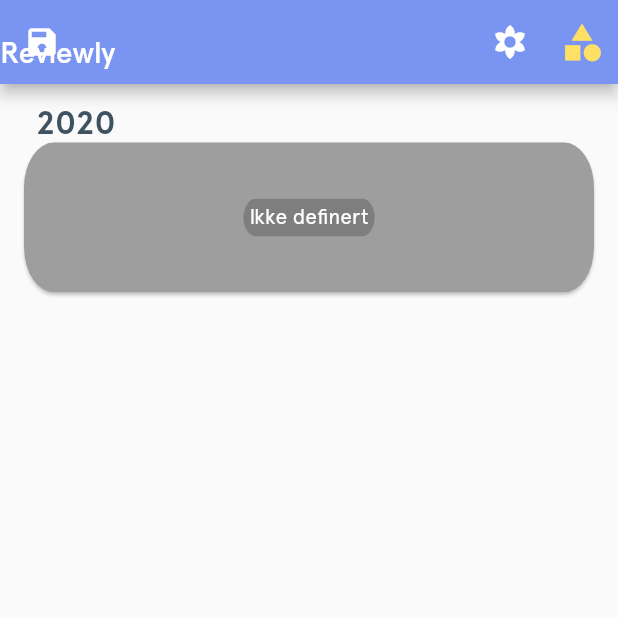
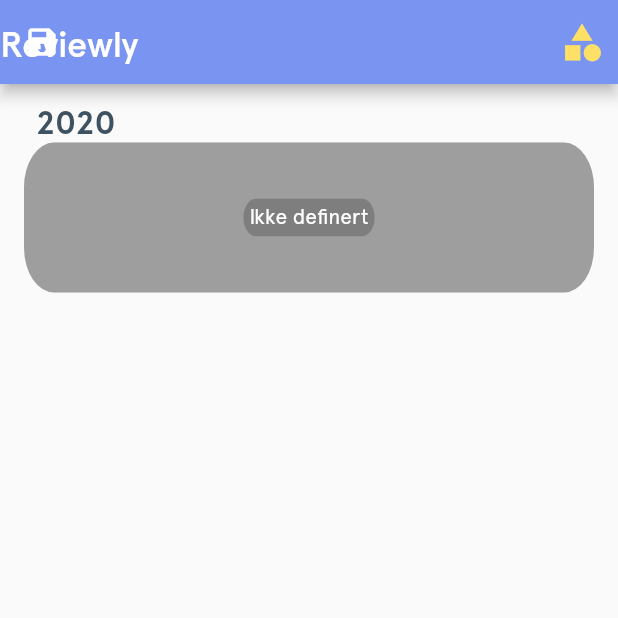
Before and after one commit to ulrikhaaland/perspektiv, a Flutter app: the Reviewables screen opened directly, on a phone screen of 412 x 824 dp, the top half of it. Run offline on Flutter 3.47's test engine with Material 2 defaults, Android fonts, the light colour scheme and no system bars; our stand-ins replace shared_preferences, webview_flutter; missing offline and left inert: spotify; accounts and stored records are empty; generated files the repository leaves out were written again.

Commit message:
minor view fixes, add scrollController behavior in reviewPage

```diff
--- a/lib/main.dart
+++ b/lib/main.dart
@@ -83,8 +83,9 @@ class MyApp extends StatelessWidget {
             DividerThemeData(indent: 0, endIndent: 0, thickness: 1, space: 1),
         primarySwatch: Colors.blue,
       ),
-      home: Spotify(),
-      // Reviewables(),
+      home:
+          //  Spotify(),
+          Reviewables(),
     );
   }
 }
--- a/lib/review/ReviewInput.dart
+++ b/lib/review/ReviewInput.dart
@@ -40,6 +40,7 @@ class ReviewInput extends StatelessWidget {
 
           comment.comment = val;
         },
+        autocorrect: false,
         autofocus: comment.init,
         style: TextStyle(
             color: colorTextGrey, fontStyle: FontStyle.italic, fontSize: 16),
@@ -59,7 +60,6 @@ class ReviewInput extends StatelessWidget {
           hintText: comment.label,
           counterStyle: TextStyle(color: colorLeBleu),
           focusedBorder: UnderlineInputBorder(
-
               borderSide: BorderSide(
             width: 2,
             color: colorLeBleu,
--- a/lib/review/ReviewListItem.dart
+++ b/lib/review/ReviewListItem.dart
@@ -126,13 +126,9 @@ class ReviewListItemState extends State<ReviewListItem> {
         ),
       );
 
-    return Card(
-      margin: EdgeInsets.symmetric(horizontal: widget.size == null ? 16 : 0),
-      color: widget.pageTitle != null ? colorLeBleu : Colors.white,
-      shape: RoundedRectangleBorder(
-          borderRadius: BorderRadius.all(Radius.elliptical(20, 30))),
-      child: _subCategoryItems,
-    );
+    if (widget.size == null)
+      return Align(alignment: Alignment.center, child: _subCategoryItems);
+      else return _subCategoryItems;
   }
 
   Widget _getSubCategoryItem(SubCategory sub) {
@@ -171,8 +167,7 @@ class ReviewListItemState extends State<ReviewListItem> {
 
     double maxWidth = size.width;
 
-    if(widget.size == null) maxWidth -= 32;
-
+    if (widget.size == null) maxWidth -= 32;
 
     double widthAsPercentage =
         ((maxWidth / theCategoryView.subCategories.length) / 100);
--- a/lib/review/Reviewables.dart
+++ b/lib/review/Reviewables.dart
@@ -95,15 +95,7 @@ class _ReviewablesState extends State<Reviewables> {
                   _reviewBloc.saveReviews();
                 }),
             actions: <Widget>[
-              IconButton(
-                  icon: Icon(
-                    Icons.filter_vintage,
-                    color: isColorDark(colorLeBleu),
-                  ),
-                  onPressed: () {
-                    _categoriesBloc.saveCategories();
-                    _reviewBloc.saveReviews();
-                  }),
+
               IconButton(
                 icon: Icon(
                   Icons.category,
@@ -332,10 +324,14 @@ class _ReviewablesState extends State<Reviewables> {
 
         break;
     }
-    Widget titleText = Text(
+    Widget titleText =
+    Padding(
+      padding: EdgeInsets.only(bottom: 4),
+      child:
+    Text(
       _getAppBarTitleText(),
-      style: TextStyle(color: Colors.white),
-    );
+      style: TextStyle(color: Colors.white, fontSize: 24),
+    ));
     if (review == null) {
       return titleText;
     }
@@ -344,7 +340,7 @@ class _ReviewablesState extends State<Reviewables> {
 
     return ReviewListItem(
       pageTitle: review.title,
-      size: Size(size.width / 1.8, size.height / 18),
+      size: Size(size.width / 1.8, size.height / 14),
       review: review,
       reviewBloc: _reviewBloc,
       itemAmount: 1,
```
Also changed, not shown: lib/review/ReviewPage.dart (+18 -5 lines), lib/review/ReviewPageSheet.dart (+4 -3 lines).
